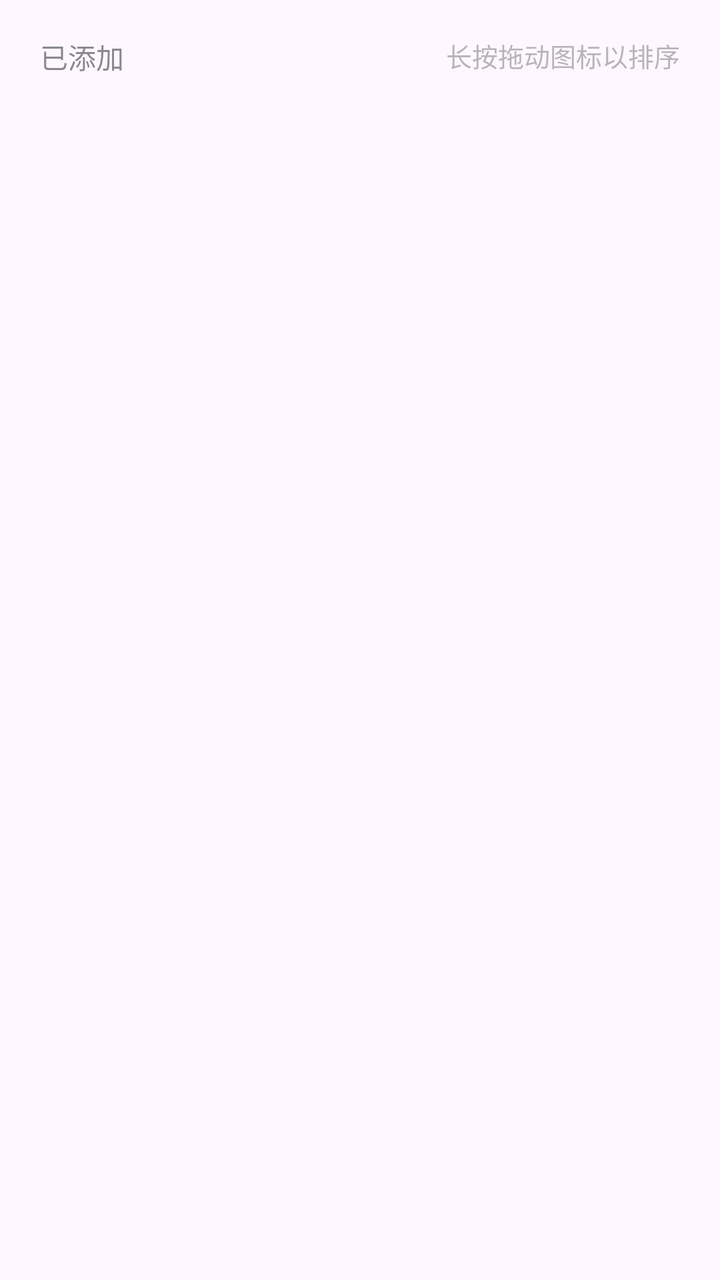
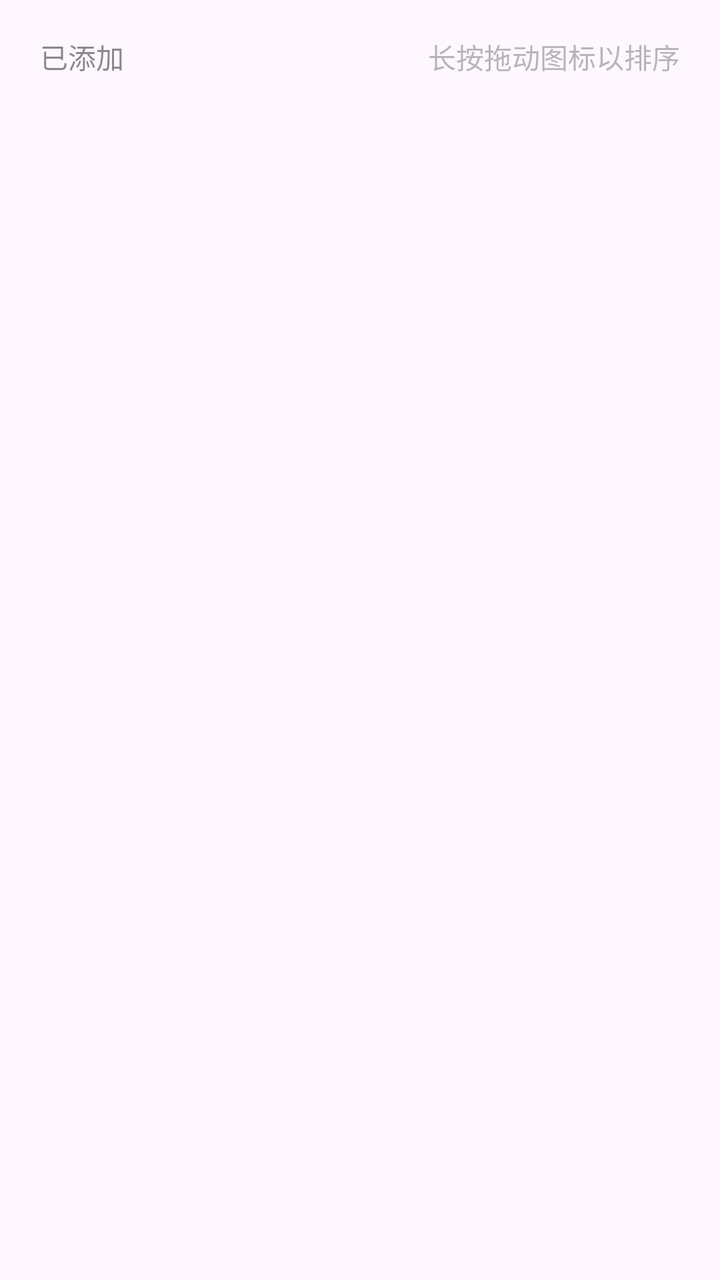

An Android layout rendered at two revisions. The XML below is the earlier revision; the diff shows what the commit changed to produce the second picture.
<!-- AndroidManifest.xml: application theme Theme.BubbleDrawer -->
<!-- res/layout/app_settings_item_head.xml -->
<?xml version="1.0" encoding="utf-8"?>
<RelativeLayout xmlns:android="http://schemas.android.com/apk/res/android"
    android:layout_width="match_parent"
    android:layout_height="wrap_content"
    android:paddingHorizontal="@dimen/fd_sys_margin_large">

    <LinearLayout
        android:id="@+id/more_app"
        android:layout_width="wrap_content"
        android:layout_height="wrap_content"
        android:layout_alignParentStart="true">
        <TextView
            android:textColor="@color/fd_sys_color_on_surface_variant_default"
            android:textSize="14sp"
            android:fontFamily="sans-serif-medium"
            android:paddingTop="@dimen/head_item_padding_top"
            android:paddingBottom="@dimen/fd_sys_margin_small"
            android:layout_width="wrap_content"
            android:layout_height="wrap_content"
            android:text="@string/slide_launch_app_has_selected"/>
    </LinearLayout>

    <TextView
        android:textColor="@color/fd_sys_color_surface_container_highest_default"
        android:textSize="13sp"
        android:id="@+id/drag_sort_tip"
        android:paddingTop="@dimen/head_item_padding_top"
        android:layout_width="wrap_content"
        android:layout_height="wrap_content"
        android:text="@string/slide_app_settings_drag_tips"
        android:layout_alignParentEnd="true"/>
</RelativeLayout>
<!-- resources referenced by this layout -->
<resources>
  <color name="fd_sys_color_on_surface_variant_default">#993c3c43</color>
  <color name="fd_sys_color_surface_container_highest_default">#664d4d4d</color>
  <dimen name="fd_sys_margin_large">20dp</dimen>
  <dimen name="fd_sys_margin_small">8dp</dimen>
  <dimen name="head_item_padding_top">18dp</dimen>
  <string name="slide_app_settings_drag_tips">长按拖动图标以排序</string>
  <string name="slide_launch_app_has_selected">已添加</string>
  <style name="Theme.BubbleDrawer" parent="Theme.Material3.DayNight">
          <item name="android:windowBackground">?attr/colorSurface</item>
      </style>
</resources>

<!-- the commit's change to res/layout/app_settings_item_head.xml (unified diff, before → after) -->
@@ -22,7 +22,7 @@
 
     <TextView
         android:textColor="@color/fd_sys_color_surface_container_highest_default"
-        android:textSize="13sp"
+        android:textSize="14sp"
         android:id="@+id/drag_sort_tip"
         android:paddingTop="@dimen/head_item_padding_top"
         android:layout_width="wrap_content"
